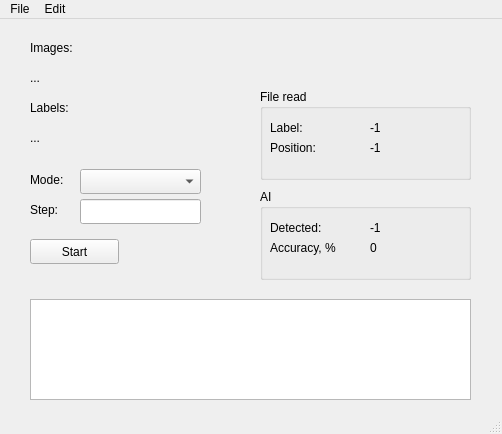
AlexeyKhrenov/SimpleNeuralNetwork, file QtApp/QtApp/mainwindow.ui: the form before one commit.
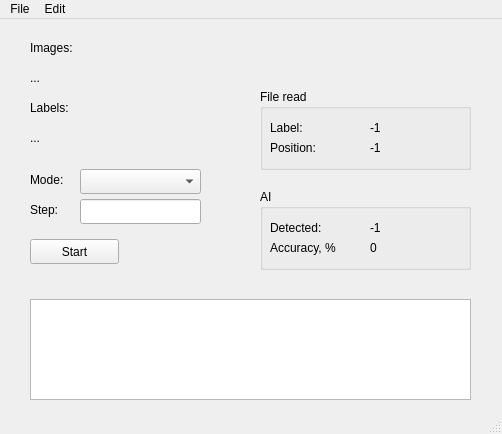
The form after the commit. Icons and pictures are not drawn.

What changed in the file:
```diff
--- a/QtApp/QtApp/mainwindow.ui
+++ b/QtApp/QtApp/mainwindow.ui
@@ -89,7 +89,7 @@
       <x>260</x>
       <y>70</y>
       <width>211</width>
-      <height>91</height>
+      <height>81</height>
      </rect>
     </property>
     <property name="title">
@@ -154,7 +154,7 @@
       <x>260</x>
       <y>170</y>
       <width>211</width>
-      <height>91</height>
+      <height>81</height>
      </rect>
     </property>
     <property name="title">
```
Left out of the diff: 9 changed lines with no effect on the pictures.
